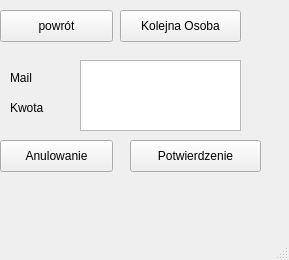
Before: the Qt Designer form MAIN_MENU/admin_confirm_payment.ui in Gierlaszek/Banking-System-Sym, drawn with Qt 5.
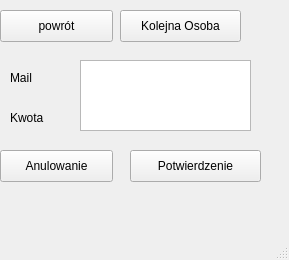
After: the same form once the commit is applied.

The edit to the form file:
```diff
--- a/MAIN_MENU/admin_confirm_payment.ui
+++ b/MAIN_MENU/admin_confirm_payment.ui
@@ -19,7 +19,7 @@
      <rect>
       <x>80</x>
       <y>60</y>
-      <width>161</width>
+      <width>171</width>
       <height>71</height>
      </rect>
     </property>
@@ -54,7 +54,7 @@
     <property name="geometry">
      <rect>
       <x>130</x>
-      <y>140</y>
+      <y>150</y>
       <width>131</width>
       <height>32</height>
      </rect>
@@ -80,7 +80,7 @@
     <property name="geometry">
      <rect>
       <x>10</x>
-      <y>100</y>
+      <y>110</y>
       <width>60</width>
       <height>16</height>
      </rect>
@@ -93,7 +93,7 @@
     <property name="geometry">
      <rect>
       <x>0</x>
-      <y>140</y>
+      <y>150</y>
       <width>113</width>
       <height>32</height>
      </rect>
```
